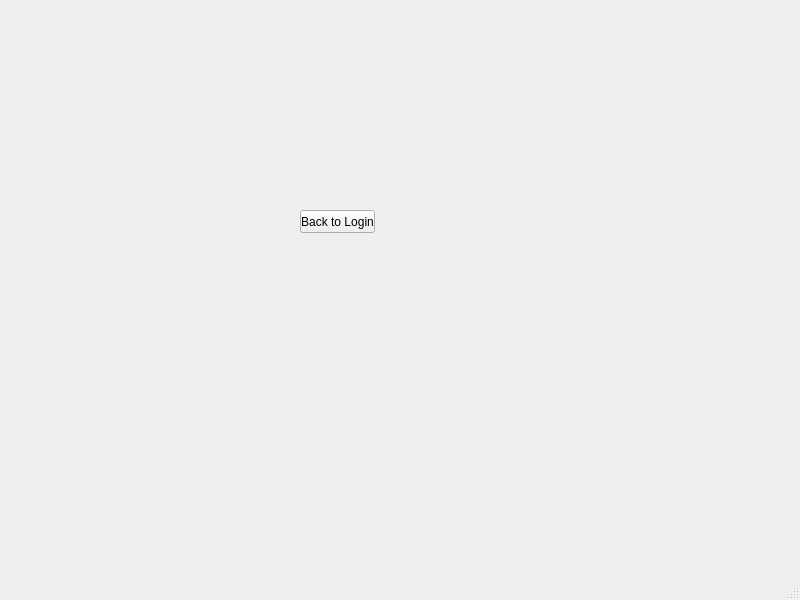
This is Gui/TeacherPortal1.ui in VaradMash/Teacher_Finder as Qt 5 draws it before an edit. The edited form follows.
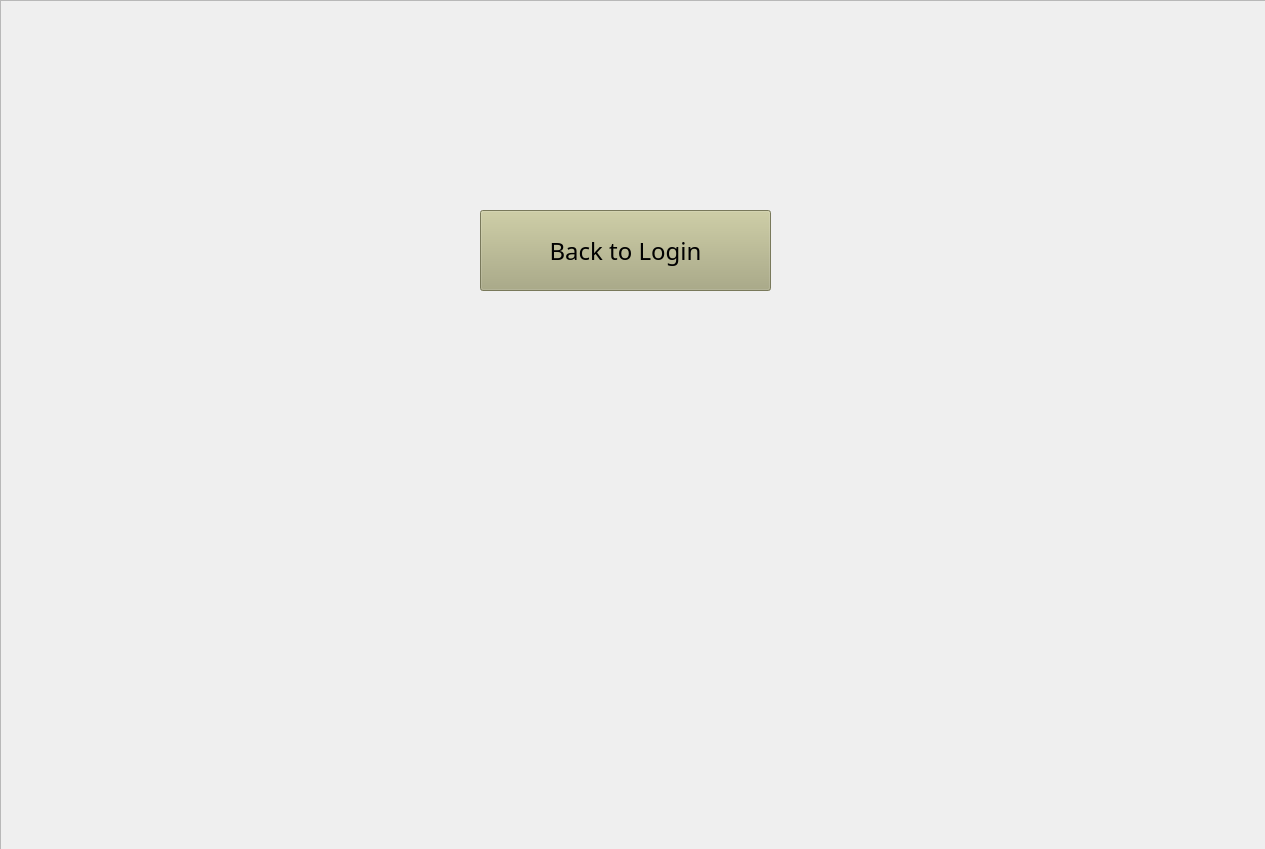
This is the edited form. Icons and pictures are not drawn.

The edit to the form file:
```diff
--- a/Gui/TeacherPortal1.ui
+++ b/Gui/TeacherPortal1.ui
@@ -6,8 +6,8 @@
    <rect>
     <x>0</x>
     <y>0</y>
-    <width>800</width>
-    <height>600</height>
+    <width>1265</width>
+    <height>849</height>
    </rect>
   </property>
   <property name="windowTitle">
@@ -17,29 +17,50 @@
    <widget class="QPushButton" name="backPB">
     <property name="geometry">
      <rect>
-      <x>300</x>
+      <x>480</x>
       <y>210</y>
-      <width>75</width>
-      <height>23</height>
+      <width>291</width>
+      <height>81</height>
      </rect>
     </property>
+    <property name="font">
+     <font>
+      <family>Leelawadee</family>
+      <pointsize>18</pointsize>
+     </font>
+    </property>
+    <property name="styleSheet">
+     <string notr="true">background-color:rgb(170, 170, 127)</string>
+    </property>
     <property name="text">
      <string>Back to Login</string>
     </property>
    </widget>
-  </widget>
-  <widget class="QMenuBar" name="menubar">
+   <widget class="QFrame" name="frame">
    <property name="geometry">
     <rect>
      <x>0</x>
      <y>0</y>
-     <width>800</width>
-     <height>21</height>
-    </rect>
-   </property>
-  </widget>
-  <widget class="QStatusBar" name="statusbar"/>
- </widget>
- <resources/>
+      <width>1271</width>
+      <height>851</height>
+     </rect>
+    </property>
+    <property name="styleSheet">
+     <string notr="true">border-image:url(:/back/BACKGROUND.png)</string>
+    </property>
+    <property name="frameShape">
+     <enum>QFrame::StyledPanel</enum>
+    </property>
+    <property name="frameShadow">
+     <enum>QFrame::Raised</enum>
+    </property>
+   </widget>
+   <zorder>frame</zorder>
+   <zorder>backPB</zorder>
+  </widget>
+ </widget>
+ <resources>
+  <include location="GUI_K/r4.qrc"/>
+ </resources>
  <connections/>
 </ui>
```
Lines whose indentation alone changed are shown as unchanged.
